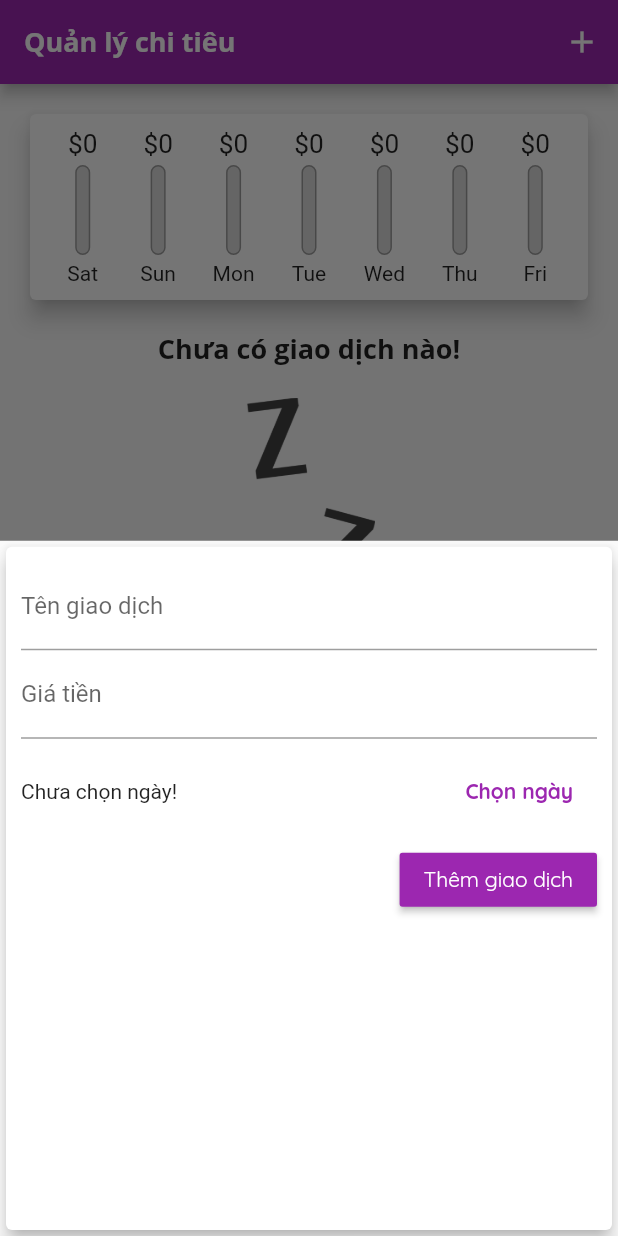
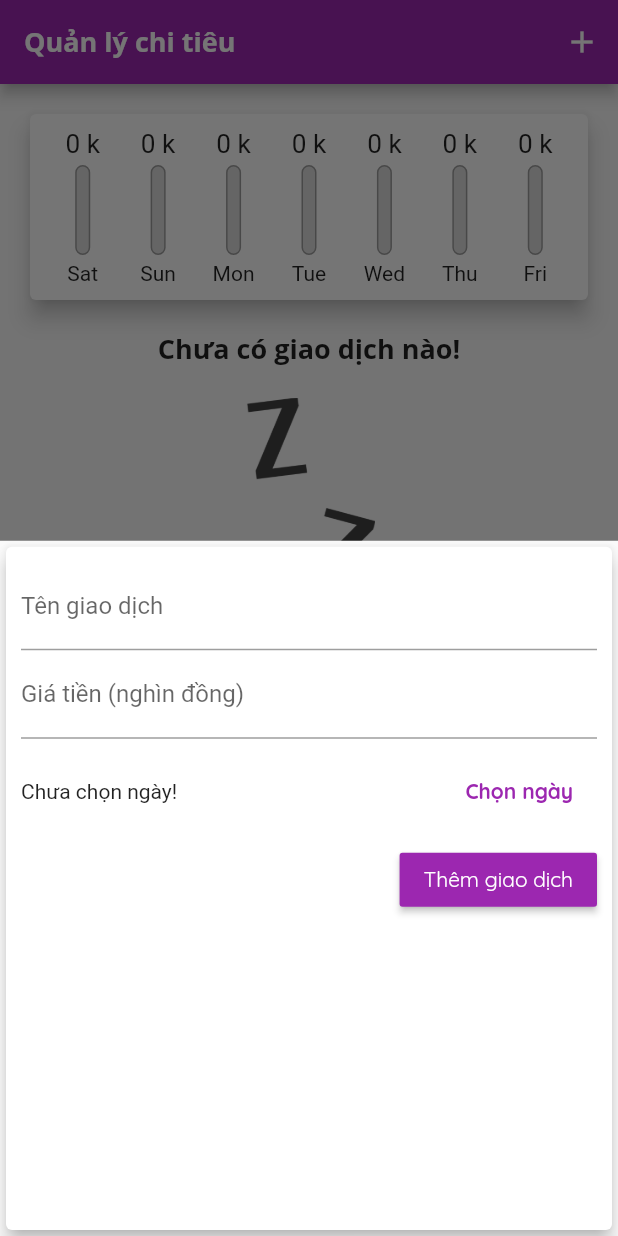
Before and after one commit to nguyenthegiang/QuanLyChiTieu, a Flutter app: the screen it shows after launch, after a tap on the "add" icon, on a phone screen of 412 x 824 dp. Run offline on Flutter 3.47's test engine with Material 2 defaults, Android fonts, the phone set to English and light mode, and no system bars.

Commit message:
Convert currency to VND - k

```diff
--- a/lib/widgets/chart_bar.dart
+++ b/lib/widgets/chart_bar.dart
@@ -14,7 +14,7 @@ class ChartBar extends StatelessWidget {
         Container(
           height: 20,
           child: FittedBox(
-            child: Text('\$${spendingAmount.toStringAsFixed(0)}'),
+            child: Text('${spendingAmount.toStringAsFixed(0)} k'),
           ),
         ),
         SizedBox(height: 4),
--- a/lib/widgets/new_transaction.dart
+++ b/lib/widgets/new_transaction.dart
@@ -77,7 +77,7 @@ class _NewTransactionState extends State<NewTransaction> {
             ),
             TextField(
               decoration: InputDecoration(
-                labelText: 'Giá tiền',
+                labelText: 'Giá tiền (nghìn đồng)',
               ),
               controller: _amountController,
               keyboardType: TextInputType.number,
--- a/lib/widgets/transaction_list.dart
+++ b/lib/widgets/transaction_list.dart
@@ -92,7 +92,7 @@ class TransactionList extends StatelessWidget {
                           padding: EdgeInsets.all(6),
                           child: FittedBox(
                             child: Text(
-                                '\$${transactions[index].amount.toStringAsFixed(2)}'),
+                                '${transactions[index].amount.toStringAsFixed(0)}k'),
                           ),
                         ),
                       ),
```
